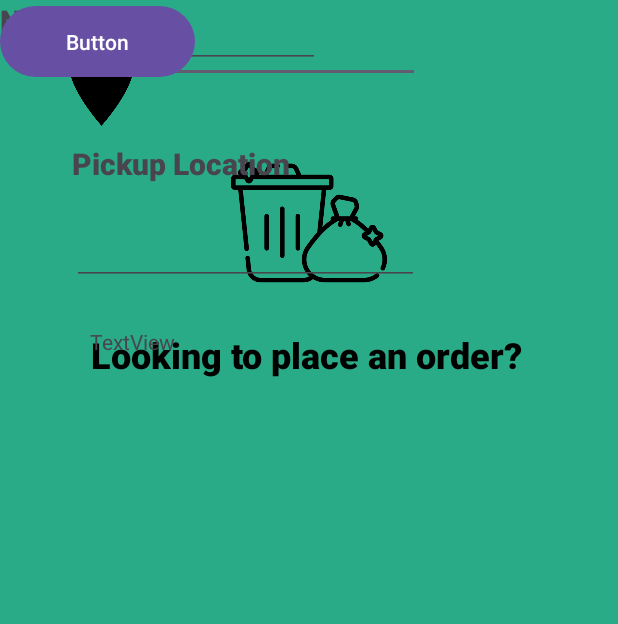
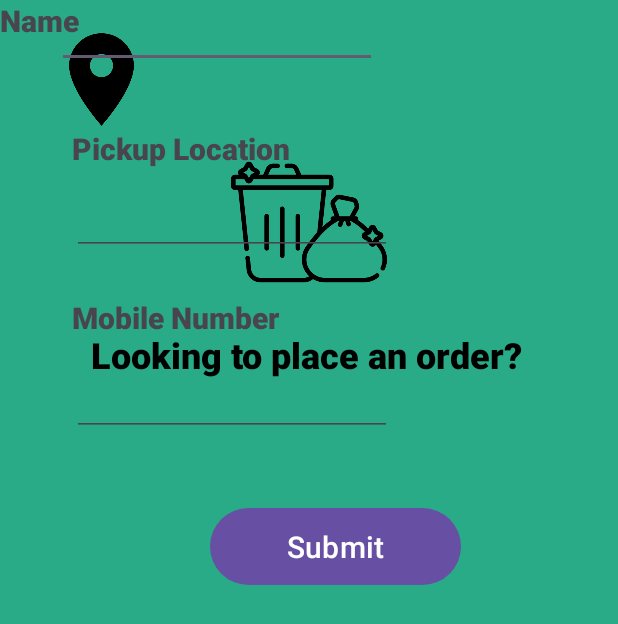
Before and after one commit to rKuria/GarbageRequest, an Android app: the Orders screen opened directly, with no data from a screen before it, on a phone screen of 412 x 824 dp. Shown: the top 624 px of the screen. Run offline under Robolectric (Android 15) with nearby library versions, the phone set to English and light mode, and no system bars.

Commit message:
12:05 edits

```diff
--- a/app/src/main/java/com/example/garbageapp1/Login.java
+++ b/app/src/main/java/com/example/garbageapp1/Login.java
@@ -1,7 +1,6 @@
 package com.example.garbageapp1;
 
 import androidx.appcompat.app.AppCompatActivity;
-import androidx.room.Entity;
 
 import android.os.Bundle;
 import android.view.View;
@@ -22,7 +21,7 @@ public class Login extends AppCompatActivity {
         super.onCreate(savedInstanceState);
         setContentView(R.layout.activity_login);
 
-        email = findViewById(R.id.et_uname);
+        email = findViewById(R.id.et_gmail);
         password = findViewById(R.id.et_pass);
         btn_login = findViewById(R.id.btn_Login);
 
--- a/app/src/main/res/layout/activity_orders.xml
+++ b/app/src/main/res/layout/activity_orders.xml
@@ -2,6 +2,7 @@
 <androidx.constraintlayout.widget.ConstraintLayout xmlns:android="http://schemas.android.com/apk/res/android"
     xmlns:app="http://schemas.android.com/apk/res-auto"
     xmlns:tools="http://schemas.android.com/tools"
+    android:id="@+id/mob_number"
     android:layout_width="match_parent"
     android:layout_height="match_parent"
     tools:context=".Orders">
@@ -64,13 +65,13 @@
 
     <EditText
         android:id="@+id/name_enter"
-        android:layout_width="231dp"
-        android:layout_height="55dp"
+        android:layout_width="wrap_content"
+        android:layout_height="wrap_content"
         android:layout_marginEnd="132dp"
         android:ems="10"
         android:inputType="text"
         app:layout_constraintEnd_toEndOf="@+id/view2"
-        app:layout_constraintHorizontal_bias="1.0"
+        app:layout_constraintHorizontal_bias="0.565"
         app:layout_constraintStart_toStartOf="parent"
         tools:layout_editor_absoluteY="313dp" />
 
@@ -87,9 +88,9 @@
         app:layout_constraintTop_toBottomOf="@+id/name_enter" />
 
     <EditText
-        android:id="@+id/editTextText2"
-        android:layout_width="231dp"
-        android:layout_height="55dp"
+        android:id="@+id/loc_enter"
+        android:layout_width="wrap_content"
+        android:layout_height="wrap_content"
         android:layout_marginStart="48dp"
         android:layout_marginTop="12dp"
         android:ems="10"
@@ -98,30 +99,37 @@
         app:layout_constraintTop_toBottomOf="@+id/order_location" />
 
     <TextView
-        android:id="@+id/textView7"
+        android:id="@+id/order_number"
         android:layout_width="wrap_content"
         android:layout_height="wrap_content"
-        android:layout_marginStart="60dp"
+        android:layout_marginStart="48dp"
         android:layout_marginTop="28dp"
-        android:text="TextView"
+        android:fontFamily="sans-serif-black"
+        android:text="Mobile Number"
+        android:textSize="20sp"
         app:layout_constraintStart_toStartOf="parent"
-        app:layout_constraintTop_toBottomOf="@+id/editTextText2" />
+        app:layout_constraintTop_toBottomOf="@+id/loc_enter" />
 
     <EditText
-        android:id="@+id/editTextPhone"
+        android:id="@+id/num_enter"
         android:layout_width="wrap_content"
         android:layout_height="wrap_content"
+        android:layout_marginStart="48dp"
+        android:layout_marginTop="20dp"
         android:ems="10"
         android:inputType="phone"
-        tools:layout_editor_absoluteX="50dp"
-        tools:layout_editor_absoluteY="587dp" />
+        app:layout_constraintStart_toStartOf="parent"
+        app:layout_constraintTop_toBottomOf="@+id/order_number" />
 
     <Button
-        android:id="@+id/button"
-        android:layout_width="130dp"
-        android:layout_height="55dp"
-        android:text="Button"
-        tools:layout_editor_absoluteX="157dp"
-        tools:layout_editor_absoluteY="659dp" />
+        android:id="@+id/btn_order"
+        android:layout_width="167dp"
+        android:layout_height="59dp"
+        android:layout_marginStart="140dp"
+        android:layout_marginTop="44dp"
+        android:text="Submit"
+        android:textSize="20sp"
+        app:layout_constraintStart_toStartOf="parent"
+        app:layout_constraintTop_toBottomOf="@+id/num_enter" />
 
 </androidx.constraintlayout.widget.ConstraintLayout>
--- a/app/src/main/res/values/strings.xml
+++ b/app/src/main/res/values/strings.xml
@@ -3,4 +3,6 @@
     <string name="Username">Enter username</string>
     <string name="Email">Enter email</string>
     <string name="Password">Enter password</string>
+    <string name="LoginEmail">Enter email</string>
+    <string name="LoginPassword">Enter password</string>
 </resources>
```
Also changed, not shown: app/src/main/res/layout/activity_login.xml (+24 -5 lines), app/src/main/res/layout/activity_sign_up.xml (+20 -2 lines).
